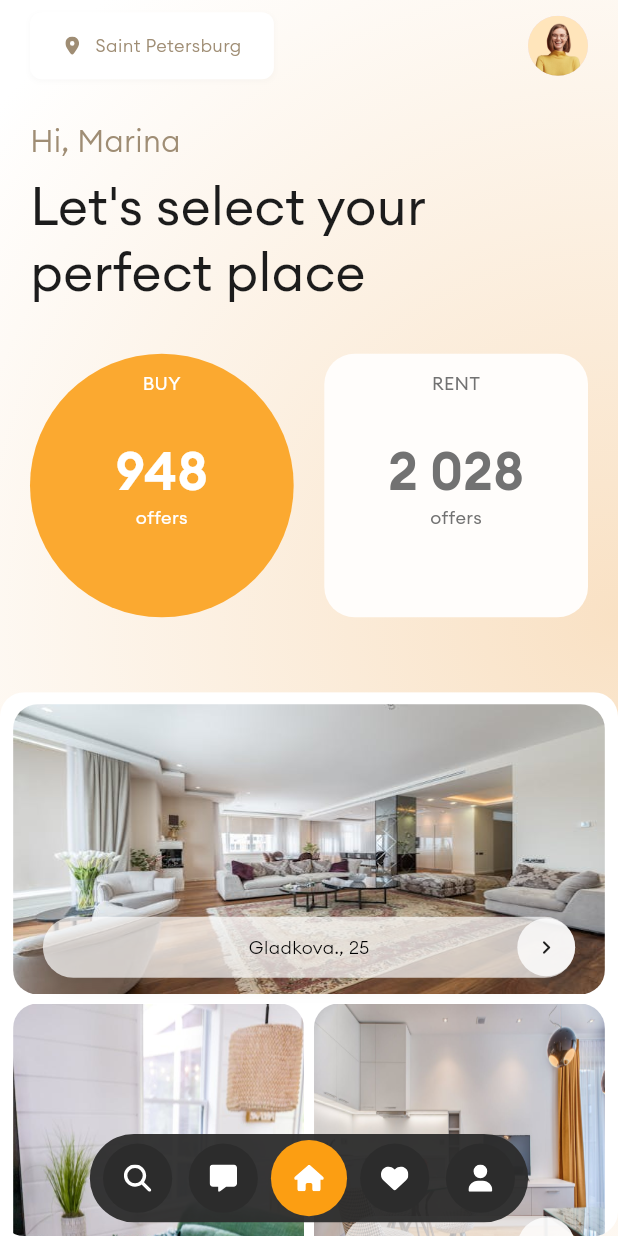
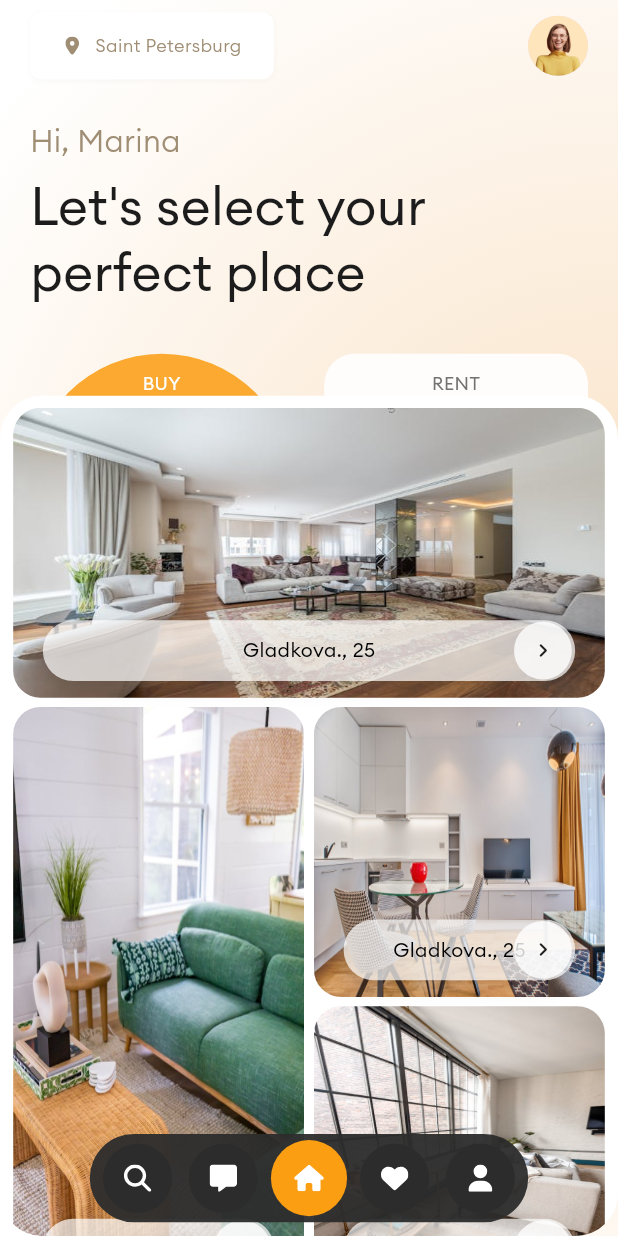
Before and after one commit to bukunmialuko/real_estate_flutter, a Flutter app: the screen it shows after launch, on a phone screen of 412 x 824 dp. Run offline on Flutter 3.47's test engine with Material 3 defaults, Android fonts, the phone set to English and light mode, and no system bars; drawn by our look-alikes of flutter_animate, show_up_animation; our stand-ins replace bloc, equatable, flutter_map, flutter_screenutil, flutter_svg, go_router and 2 more; missing offline and left inert: flutter_map_cancellable_tile_provider; generated files the repository leaves out were written again.

Commit message:
chore: improve home page widgets & animations (#10)

```diff
--- a/lib/features/home/home_page.dart
+++ b/lib/features/home/home_page.dart
@@ -29,10 +29,10 @@ class _HomePageState extends State<HomePage>
     _draggableScrollableController = DraggableScrollableController();
 
     WidgetsBinding.instance.addPostFrameCallback((_) {
-      Future.delayed(const Duration(milliseconds: 5000), () {
+      Future.delayed(const Duration(milliseconds: 3500), () {
         _draggableScrollableController.animateTo(
           0.68,
-          duration: const Duration(seconds: 2),
+          duration: const Duration(milliseconds: 1000),
           curve: Curves.easeInOut,
         );
       });
@@ -64,7 +64,7 @@ class _HomePageState extends State<HomePage>
                     backgroundImage: AssetImage(Assets.png.avatar.path),
                   )
                       .animate()
-                      .scale(duration: const Duration(milliseconds: 1500)),
+                      .scale(duration: const Duration(milliseconds: 900)),
                 ],
               ),
               28.verticalSpace,
@@ -77,11 +77,11 @@ class _HomePageState extends State<HomePage>
                   height: 0,
                 ),
                 textAlign: TextAlign.left,
-              ).animate().fadeIn(delay: const Duration(milliseconds: 2000)),
+              ).animate().fadeIn(delay: const Duration(milliseconds: 1200)),
               8.verticalSpace,
               ShowUpAnimation(
-                delayStart: const Duration(milliseconds: 2500),
-                animationDuration: const Duration(milliseconds: 2000),
+                delayStart: const Duration(milliseconds: 1000),
+                animationDuration: const Duration(milliseconds: 900),
                 child: Text(
                   context.l10n.letsSelect,
                   style: TextStyle(
@@ -105,12 +105,12 @@ class _HomePageState extends State<HomePage>
         ),
         DraggableScrollableSheet(
           maxChildSize: 0.8,
-          initialChildSize: 0.44,
+          initialChildSize: 0.3,
           minChildSize: 0.2,
           controller: _draggableScrollableController,
           builder: (context, scrollableController) {
             return ClipRRect(
-              borderRadius: BorderRadius.circular(16.r),
+              borderRadius: BorderRadius.circular(28.r),
               child: ColoredBox(
                 color: Colors.white,
                 child: GridView.custom(
--- a/lib/features/home/widgets/animated_count_text.dart
+++ b/lib/features/home/widgets/animated_count_text.dart
@@ -28,7 +28,7 @@ class AnimatedCountTextState extends State<AnimatedCountText>
     _controller = AnimationController(
       vsync: this,
       duration: const Duration(
-        seconds: 3,
+        milliseconds: 1400,
       ),
     );
 
--- a/lib/features/home/widgets/bottom_nav/custom_bottom_nav_bar.dart
+++ b/lib/features/home/widgets/bottom_nav/custom_bottom_nav_bar.dart
@@ -48,11 +48,11 @@ class CustomBottomNavBar extends StatelessWidget {
           ),
         ),
       ).animate().slideY(
-            delay: const Duration(milliseconds: 5000),
-            duration: const Duration(milliseconds: 2000),
+            delay: const Duration(milliseconds: 4200),
+            duration: const Duration(milliseconds: 1800),
             begin: 5,
             end: 0,
-            curve: Curves.easeIn,
+            curve: Curves.easeInOut,
           ),
     );
   }
--- a/lib/features/home/widgets/buy_widget.dart
+++ b/lib/features/home/widgets/buy_widget.dart
@@ -49,7 +49,7 @@ class BuyWidget extends StatelessWidget {
         ],
       ),
     )
-        .animate(delay: const Duration(milliseconds: 2000))
-        .scale(duration: const Duration(milliseconds: 3000));
+        .animate(delay: const Duration(milliseconds: 1500))
+        .scale(duration: const Duration(milliseconds: 1000));
   }
 }
--- a/lib/features/home/widgets/custom_list_tile.dart
+++ b/lib/features/home/widgets/custom_list_tile.dart
@@ -42,7 +42,7 @@ class _CustomListTileState extends State<CustomListTile> {
     return Container(
       padding: EdgeInsets.only(left: 18.w, right: 18.w),
       decoration: BoxDecoration(
-        borderRadius: BorderRadius.circular(16.r),
+        borderRadius: BorderRadius.circular(18.r),
         image: DecorationImage(
           image: Image.asset(widget.model.imagePath).image,
           fit: BoxFit.fill,
@@ -55,7 +55,7 @@ class _CustomListTileState extends State<CustomListTile> {
           AnimatedContainer(
             height: 42.h,
             width: expand ? screenWidth : 42.h,
-            duration: const Duration(milliseconds: 2000),
+            duration: const Duration(milliseconds: 1000),
             child: Stack(
               children: [
                 Center(
@@ -63,7 +63,7 @@ class _CustomListTileState extends State<CustomListTile> {
                     height: 40.h,
                     decoration: BoxDecoration(
                       color: Colors.white.withOpacity(0.7),
-                      borderRadius: BorderRadius.circular(56.r),
+                      borderRadius: BorderRadius.circular(40.h),
                       boxShadow: const [
                         BoxShadow(
                           color: Colors.black12,
@@ -74,16 +74,19 @@ class _CustomListTileState extends State<CustomListTile> {
                     ),
                   ),
                 ),
-                const Center(
+                Center(
                   child: Text(
                     'Gladkova., 25',
                     style: TextStyle(
-                      fontSize: 12,
-                      fontWeight: FontWeight.w300,
+                      fontSize: 13.sp,
+                      fontWeight: FontWeight.w400,
                       color: Colors.black,
                     ),
                   ),
-                ).animate().fadeIn(delay: const Duration(milliseconds: 4000)),
+                ).animate().fadeIn(
+                      delay: const Duration(milliseconds: 4800),
+                      duration: const Duration(milliseconds: 500),
+                    ),
                 Row(
                   mainAxisAlignment: expand
                       ? MainAxisAlignment.spaceBetween
@@ -94,6 +97,7 @@ class _CustomListTileState extends State<CustomListTile> {
                       child: Container(
                         height: 38.h,
                         width: 38.h,
+                        margin: EdgeInsets.only(right: expand ? 2.w : 0),
                         decoration: BoxDecoration(
                           color: Colors.white.withOpacity(0.8),
                           shape: BoxShape.circle,
@@ -108,11 +112,16 @@ class _CustomListTileState extends State<CustomListTile> {
                 ),
               ],
             ),
-          ).animate(onComplete: (s) {
-            setState(() {
-              expand = true;
-            });
-          }).scale(delay: const Duration(milliseconds: 2000)),
+          ).animate(
+            onComplete: (s) {
+              setState(() {
+                expand = true;
+              });
+            },
+          ).scale(
+            delay: const Duration(milliseconds: 3700),
+            duration: const Duration(milliseconds: 500),
+          ),
           SizedBox(height: 10.h),
         ],
       ),
--- a/lib/features/home/widgets/gradient_background_widget.dart
+++ b/lib/features/home/widgets/gradient_background_widget.dart
@@ -11,7 +11,8 @@ class GradientBackgroundWidget extends StatelessWidget {
           center: Alignment.centerRight,
           radius: 1.3,
           colors: [
-            Color(0xFFf9e1c4), Color(0xFFFFFFFF), // White color
+            Color(0xFFf9e1c4),
+            Color(0xFFFFFFFF),
           ],
         ),
       ),
--- a/lib/features/home/widgets/rent_widget.dart
+++ b/lib/features/home/widgets/rent_widget.dart
@@ -49,7 +49,7 @@ class RentWidget extends StatelessWidget {
         ],
       ),
     )
-        .animate(delay: const Duration(milliseconds: 2000))
-        .scale(duration: const Duration(milliseconds: 3000));
+        .animate(delay: const Duration(milliseconds: 1500))
+        .scale(duration: const Duration(milliseconds: 1000));
   }
 }
--- a/lib/features/home/widgets/user_location_widget.dart
+++ b/lib/features/home/widgets/user_location_widget.dart
@@ -17,12 +17,9 @@ class _UserLocationWidgetState extends State<UserLocationWidget> {
   @override
   void initState() {
     super.initState();
-
     WidgetsBinding.instance.addPostFrameCallback((_) {
-      Future.delayed(const Duration(milliseconds: 500), () {
-        setState(() {
-          expand = true;
-        });
+      setState(() {
+        expand = true;
       });
     });
   }
@@ -30,8 +27,8 @@ class _UserLocationWidgetState extends State<UserLocationWidget> {
   @override
   Widget build(BuildContext context) {
     return AnimatedContainer(
-      duration: const Duration(milliseconds: 1700),
-      // curve: Curves.easeInOut,
+      duration: const Duration(milliseconds: 1000),
+      curve: Curves.easeInOut,
       width: expand ? 148.w : 0,
       height: 44.h,
       padding: EdgeInsets.symmetric(
@@ -75,7 +72,7 @@ class _UserLocationWidgetState extends State<UserLocationWidget> {
             textAlign: TextAlign.center,
           ),
         ],
-      ).animate().fadeIn(delay: const Duration(milliseconds: 2200)),
+      ).animate().fadeIn(delay: const Duration(milliseconds: 1000)),
     );
   }
 }
```
